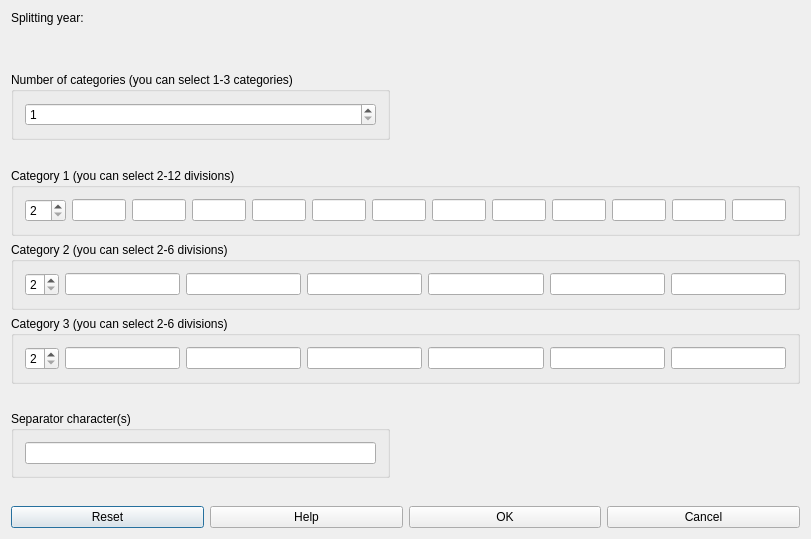
Before: the Qt Designer form fet/src/interface/splityearform_template.ui in vonmecheln/fet, drawn with Qt 5.
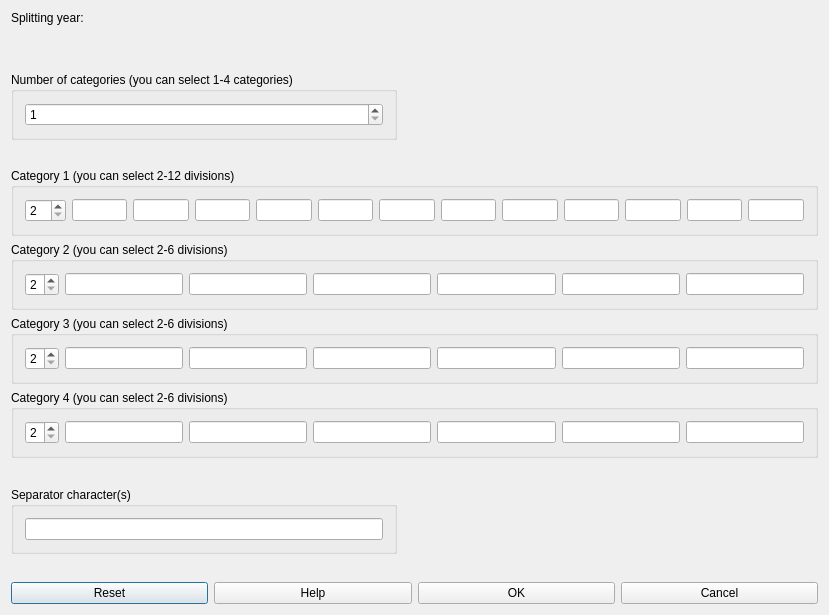
After: the same form once the commit is applied.

The edit to the form file:
```diff
--- a/fet/src/interface/splityearform_template.ui
+++ b/fet/src/interface/splityearform_template.ui
@@ -6,14 +6,14 @@
    <rect>
     <x>0</x>
     <y>0</y>
-    <width>811</width>
-    <height>539</height>
+    <width>829</width>
+    <height>615</height>
    </rect>
   </property>
   <property name="windowTitle">
    <string>Split year dialog</string>
   </property>
-  <layout class="QGridLayout" name="gridLayout_6">
+  <layout class="QGridLayout" name="gridLayout_7">
    <item row="0" column="0">
     <widget class="QLabel" name="splitYearTextLabel">
      <property name="text">
@@ -24,7 +24,7 @@
      </property>
     </widget>
    </item>
-   <item row="1" column="1">
+   <item row="1" column="1" colspan="2">
     <spacer name="spacer6">
      <property name="orientation">
       <enum>Qt::Vertical</enum>
@@ -43,7 +43,7 @@
    <item row="2" column="0">
     <widget class="QGroupBox" name="categoriesGroupBox">
      <property name="title">
-      <string>Number of categories (you can select 1-3 categories)</string>
+      <string>Number of categories (you can select 1-4 categories)</string>
      </property>
      <layout class="QGridLayout" name="gridLayout">
       <item row="0" column="0">
@@ -52,7 +52,7 @@
          <number>1</number>
         </property>
         <property name="maximum">
-         <number>3</number>
+         <number>4</number>
         </property>
         <property name="value">
          <number>1</number>
@@ -62,7 +62,7 @@
      </layout>
     </widget>
    </item>
-   <item row="2" column="2">
+   <item row="2" column="3">
     <spacer name="spacer4">
      <property name="orientation">
       <enum>Qt::Horizontal</enum>
@@ -94,7 +94,7 @@
      </property>
     </spacer>
    </item>
-   <item row="4" column="0" colspan="3">
+   <item row="4" column="0" colspan="4">
     <widget class="QGroupBox" name="category1GroupBox">
      <property name="title">
       <string>Category 1 (you can select 2-12 divisions)</string>
@@ -197,7 +197,7 @@
      </layout>
     </widget>
    </item>
-   <item row="5" column="0" colspan="3">
+   <item row="5" column="0" colspan="4">
     <widget class="QGroupBox" name="category2GroupBox">
      <property name="title">
       <string>Category 2 (you can select 2-6 divisions)</string>
@@ -258,7 +258,7 @@
      </layout>
     </widget>
    </item>
-   <item row="6" column="0" colspan="3">
+   <item row="6" column="0" colspan="4">
     <widget class="QGroupBox" name="category3GroupBox">
      <property name="title">
       <string>Category 3 (you can select 2-6 divisions)</string>
@@ -319,7 +319,68 @@
      </layout>
     </widget>
    </item>
-   <item row="7" column="1">
+   <item row="7" column="0" colspan="4">
+    <widget class="QGroupBox" name="category4GroupBox">
+     <property name="title">
+      <string>Category 4 (you can select 2-6 divisions)</string>
+     </property>
+     <layout class="QGridLayout" name="gridLayout_6">
+      <item row="0" column="0">
+       <widget class="QSpinBox" name="category4SpinBox">
+        <property name="minimum">
+         <number>2</number>
+        </property>
+        <property name="maximum">
+         <number>6</number>
+        </property>
+       </widget>
+      </item>
+      <item row="0" column="1">
+       <widget class="QLineEdit" name="category4Division1LineEdit">
+        <property name="text">
+         <string/>
+        </property>
+       </widget>
+      </item>
+      <item row="0" column="2">
+       <widget class="QLineEdit" name="category4Division2LineEdit">
+        <property name="text">
+         <string/>
+        </property>
+       </widget>
+      </item>
+      <item row="0" column="3">
+       <widget class="QLineEdit" name="category4Division3LineEdit">
+        <property name="text">
+         <string/>
+        </property>
+       </widget>
+      </item>
+      <item row="0" column="4">
+       <widget class="QLineEdit" name="category4Division4LineEdit">
+        <property name="text">
+         <string/>
+        </property>
+       </widget>
+      </item>
+      <item row="0" column="5">
+       <widget class="QLineEdit" name="category4Division5LineEdit">
+        <property name="text">
+         <string/>
+        </property>
+       </widget>
+      </item>
+      <item row="0" column="6">
+       <widget class="QLineEdit" name="category4Division6LineEdit">
+        <property name="text">
+         <string/>
+        </property>
+       </widget>
+      </item>
+     </layout>
+    </widget>
+   </item>
+   <item row="8" column="1">
     <spacer name="spacer3">
      <property name="orientation">
       <enum>Qt::Vertical</enum>
@@ -335,7 +396,7 @@
      </property>
     </spacer>
    </item>
-   <item row="8" column="0">
+   <item row="9" column="0">
     <widget class="QGroupBox" name="separatorGroupBox">
      <property name="title">
       <string>Separator character(s)</string>
@@ -351,7 +412,7 @@
      </layout>
     </widget>
    </item>
-   <item row="8" column="2">
+   <item row="9" column="2" colspan="2">
     <spacer name="spacer6_2">
      <property name="orientation">
       <enum>Qt::Horizontal</enum>
@@ -367,7 +428,7 @@
      </property>
     </spacer>
    </item>
-   <item row="9" column="1">
+   <item row="10" column="1">
     <spacer name="spacer3_2">
      <property name="orientation">
       <enum>Qt::Vertical</enum>
@@ -383,7 +444,7 @@
      </property>
     </spacer>
    </item>
-   <item row="10" column="0" colspan="3">
+   <item row="11" column="0" colspan="4">
     <layout class="QHBoxLayout">
      <item>
       <widget class="QPushButton" name="pushButton4">
```
